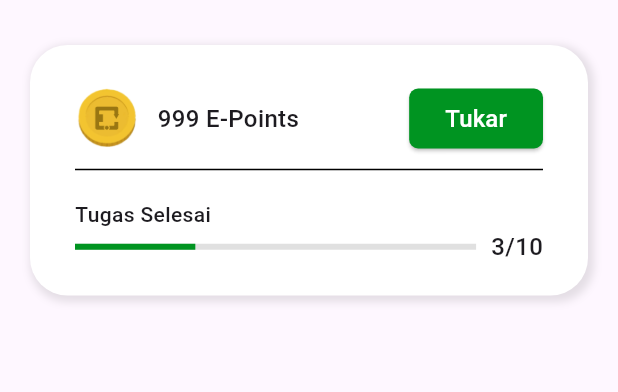
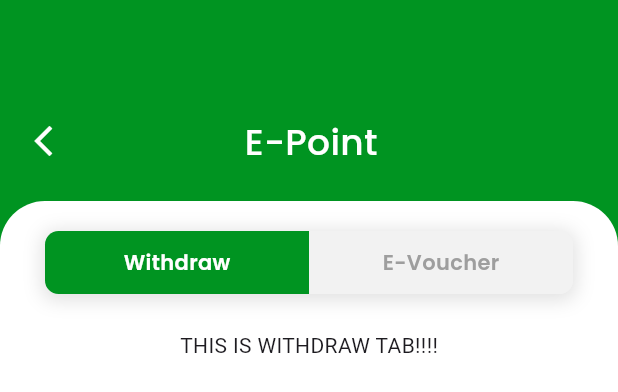
Before and after one commit to grantgabriel/E-Cycle-App, a Flutter app: the CardHome widget shown alone on an empty page, opened directly, after a tap on "Tukar", on a phone screen of 412 x 824 dp. Shown: the top 392 px of the screen. Run offline on Flutter 3.47's test engine with Material 3 defaults, Android fonts, the phone set to English and light mode, and no system bars; our stand-ins replace camera, carousel_slider, persistent_bottom_nav_bar.

Commit message:
Add: Withdraw Screen (E-Voucher Tab)

```diff
--- a/lib/constants/colors.dart
+++ b/lib/constants/colors.dart
@@ -5,4 +5,5 @@ import 'package:flutter/material.dart';
 
 const Color primaryColor = Color(0xFF009421);
 const Color accentColor = Color(0xFFFCCD2A);
+const Color purpleColor = Color(0xFF5B0094);
 const Color greyColor = Color(0xFFF2F2F2);
--- a/lib/main.dart
+++ b/lib/main.dart
@@ -2,6 +2,9 @@ import 'package:e_cycle/constants/colors.dart';
 import 'package:e_cycle/page/profile.dart';
 import 'package:e_cycle/screens/profile/profile.dart';
 import 'package:e_cycle/screens/splash.dart';
+import 'package:e_cycle/screens/transactionHistory/transaction_history.dart';
+import 'package:e_cycle/screens/withdraw/withdraw.dart';
+import 'package:e_cycle/widgets/toggle_tabs.dart';
 import 'package:flutter/material.dart';
 
 void main() {
@@ -20,7 +23,10 @@ class MyApp extends StatelessWidget {
           colorScheme: ColorScheme.fromSeed(seedColor: Colors.deepPurple),
           useMaterial3: true,
         ),
-        home: const Splash()
+        routes: {
+          "/": (context) => const Splash(),
+          "/withdraw": (context) => const WithdrawPage(),
+        },
     );
   }
 }
--- /dev/null
+++ b/lib/screens/withdraw/tabs/withdraw_money.dart
@@ -0,0 +1,10 @@
+import 'package:flutter/material.dart';
+
+class WithdrawMoneyTab extends StatelessWidget {
+  const WithdrawMoneyTab({super.key});
+
+  @override
+  Widget build(BuildContext context) {
+    return const Text("THIS IS WITHDRAW TAB!!!!");
+  }
+}
--- /dev/null
+++ b/lib/screens/withdraw/withdraw.dart
@@ -0,0 +1,87 @@
+import 'package:e_cycle/screens/withdraw/tabs/e_voucher.dart';
+import 'package:e_cycle/screens/withdraw/tabs/withdraw_money.dart';
+import 'package:e_cycle/widgets/toggle_tabs.dart';
+import 'package:flutter/material.dart';
+
+import '../../constants/app_styles.dart';
+import '../../constants/colors.dart';
+
+class WithdrawPage extends StatefulWidget {
+  const WithdrawPage({super.key});
+
+  @override
+  State<WithdrawPage> createState() => _WithdrawPageState();
+}
+
+class _WithdrawPageState extends State<WithdrawPage> {
+  int _selectedTab = 0;
+
+  void _onTabTapped(int index) {
+    setState(() {
+      _selectedTab = index;
+    });
+  }
+
+  @override
+  Widget build(BuildContext context) {
+    return Scaffold(
+      backgroundColor: primaryColor,
+      body: Column(
+        children: [
+          Padding(
+            padding: const EdgeInsets.only(left: 5, top: 70, bottom: 16),
+            child: Row(
+              mainAxisAlignment: MainAxisAlignment.start,
+              children: [
+                IconButton(
+                  onPressed: () => Navigator.pop(context),
+                  icon: const Icon(Icons.arrow_back_ios_new),
+                  color: Colors.white,
+                ),
+                Expanded(
+                    child: Text(
+                      "E-Point",
+                      textAlign: TextAlign.center,
+                      style: AppStyles.headerPageStyle.copyWith(color: Colors.white),
+                    )
+                ),
+                const SizedBox(width: 50)
+              ],
+            ),
+          ),
+          Expanded(
+            child: Container(
+              padding: const EdgeInsets.only(left: 30, right: 30, bottom: 30, top: 20),
+              decoration: const BoxDecoration(
+                color: Colors.white,
+                borderRadius: BorderRadius.only(
+                  topLeft: Radius.circular(30),
+                  topRight: Radius.circular(30)
+                ),
+              ),
+              child: SingleChildScrollView(
+                child: Column(
+                  children: [
+                    ToggleTabs(
+                      tab1: "Withdraw",
+                      tab2: "E-Voucher",
+                      selectedTab: _selectedTab,
+                      onTabTapped: _onTabTapped,
+                    ),
+                    const SizedBox(height: 24),
+                    AnimatedSwitcher(
+                      duration: const Duration(milliseconds: 300),
+                      child: _selectedTab == 0
+                          ? const WithdrawMoneyTab()
+                          : const EVoucherTab()
+                    )
+                  ],
+                ),
+              ),
+            ),
+          )
+        ],
+      ),
+    );
+  }
+}
--- a/lib/widgets/card_home.dart
+++ b/lib/widgets/card_home.dart
@@ -50,7 +50,9 @@ class CardHome extends StatelessWidget {
                         ],
                       ),
                       ElevatedButton(
-                        onPressed: () {},
+                        onPressed: () {
+                          Navigator.of(context, rootNavigator: true).pushNamed("/withdraw");
+                        },
                         style: ElevatedButton.styleFrom(
                           backgroundColor: primaryColor,
                           shape: RoundedRectangleBorder(
--- /dev/null
+++ b/lib/widgets/toggle_tabs.dart
@@ -0,0 +1,92 @@
+import 'package:e_cycle/constants/app_styles.dart';
+import 'package:e_cycle/constants/colors.dart';
+import 'package:flutter/material.dart';
+
+class ToggleTabs extends StatelessWidget {
+  final String tab1;
+  final String tab2;
+  final int selectedTab;
+  final Function(int) onTabTapped;
+
+  const ToggleTabs({
+    super.key,
+    required this.tab1,
+    required this.tab2,
+    required this.selectedTab,
+    required this.onTabTapped,
+  });
+
+  @override
+  Widget build(BuildContext context) {
+    return Container(
+      height: 42,
+      decoration: BoxDecoration(
+          color: greyColor,
+          borderRadius: BorderRadius.circular(9),
+          boxShadow: const [
+            BoxShadow(
+                color: Colors.black12,
+                blurRadius: 10,
+                spreadRadius: 2,
+                offset: Offset(0, 2)
+            ),
+          ]
+      ),
+      child: Row(
+        children: [
+          Expanded(
+            child: GestureDetector(
+              onTap: () => onTabTapped(0),
+              child: Container(
+                padding: const EdgeInsets.all(9),
+                decoration: BoxDecoration(
+                  color: selectedTab == 0 ? primaryColor : greyColor,
+                  borderRadius: const BorderRadius.only(
+                    topLeft: Radius.circular(9),
+                    bottomLeft: Radius.circular(9)
+                  ),
+                ),
+                child: Center(
+                  child: Text(
+                    tab1,
+                    style: AppStyles.titleStyle.copyWith(
+                      fontSize: 14,
+                      color: selectedTab == 0
+                        ? Colors.white
+                        : Colors.grey.shade500
+                    ),
+                  ),
+                ),
+              ),
+            ),
+          ),
+          Expanded(
+            child: GestureDetector(
+              onTap: () => onTabTapped(1),
+              child: Container(
+                decoration: BoxDecoration(
+                  borderRadius: const BorderRadius.only(
+                    topRight: Radius.circular(9),
+                    bottomRight: Radius.circular(9)
+                  ),
+                  color: selectedTab == 1 ? primaryColor : greyColor,
+                ),
+                child: Center(
+                  child: Text(
+                    tab2,
+                    style: AppStyles.titleStyle.copyWith(
+                      fontSize: 14,
+                      color: selectedTab == 1
+                        ? Colors.white
+                        : Colors.grey.shade500
+                    ),
+                  ),
+                ),
+              ),
+            ),
+          )
+        ],
+      ),
+    );
+  }
+}
```
Also changed, not shown: lib/screens/withdraw/tabs/e_voucher.dart (added, +38 -0 lines), lib/screens/withdraw/widgets/e_voucher_card.dart (added, +70 -0 lines), assets/images/voucher_1.png (added), assets/images/voucher_2.png (added), assets/images/voucher_3.png (added), assets/images/voucher_4.png (added), assets/images/voucher_5.png (added).
